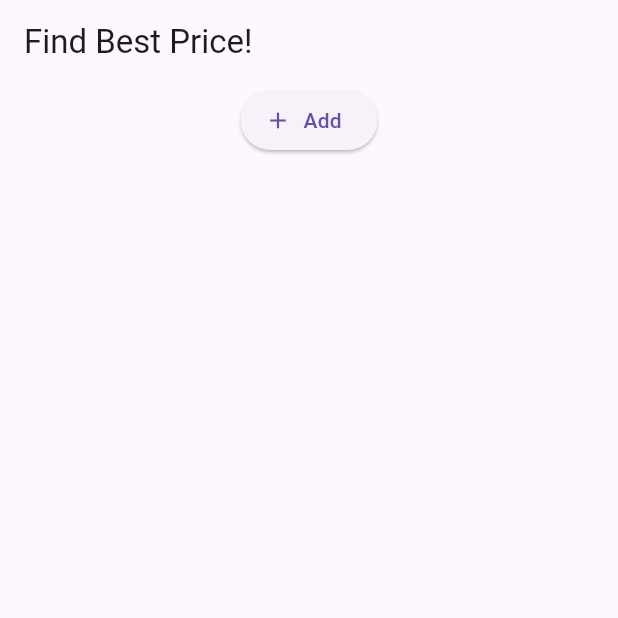
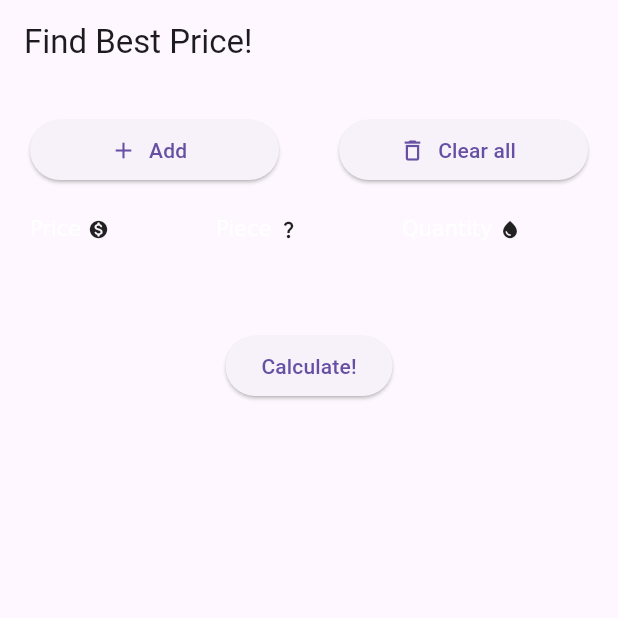
Before and after one commit to tichacode/flutter_best_price_app, a Flutter app: the screen it shows after launch, on a phone screen of 412 x 824 dp, the top half of it. Run offline on Flutter 3.47's test engine with Material 3 defaults, Android fonts, the phone set to English and light mode, and no system bars; our stand-ins replace sqflite, sqflite_common_ffi_web; accounts and stored records are empty.

Commit message:
add clear all button, add result page(test) and main page data header - clear all button: clear all data - calculate button and result page: balnk result page (not done yet) - main page: add data header + padding

```diff
--- a/lib/database_helper.dart
+++ b/lib/database_helper.dart
@@ -1,16 +1,9 @@
 import 'package:sqflite/sqflite.dart';
 import 'package:path/path.dart';
-
+import 'package:flutter/widgets.dart';
 import 'package:flutter/foundation.dart'; // for kIsWeb
-import 'dart:io'; //for Platform
 import 'package:sqflite_common_ffi_web/sqflite_ffi_web.dart'; // for databaseFactoryFfiWeb
-// import 'package:sqflite_common_ffi/sqflite_ffi.dart'; // for databaseFactoryFfi
-
-import 'package:flutter/widgets.dart';
-// import 'package:path/path.dart';
 import 'package:path_provider/path_provider.dart';
-// import 'package:sqflite/sqflite.dart';
-// import 'package:sqflite_common_ffi/sqflite_ffi.dart';
 
 class ProductPrice {
   final int id;
@@ -51,16 +44,6 @@ class DatabaseHelper {
     String pathDb;
     WidgetsFlutterBinding.ensureInitialized();
 
-    // if (kIsWeb) {
-    //   databaseFactory = databaseFactoryFfiWeb;
-    //   pathDb = 'ProductPrice_database.db';
-    // } else {
-    //   // if (Platform.isLinux || Platform.isWindows) {
-    //   //   databaseFactory = databaseFactoryFfi;
-    //   // }
-    //   pathDb = join(await getDatabasesPath(), 'ProductPrice_database.db');
-    // }
-
     if (kIsWeb) {
       databaseFactoryOrNull = databaseFactoryFfiWeb;
       pathDb = 'ProductPrice_database.db';
@@ -70,7 +53,6 @@ class DatabaseHelper {
       pathDb = join(databasesPath.path, 'ProductPrice_database.db');
     }
 
-    // String path = join(await getDatabasesPath(), 'app_database.db');
     return await openDatabase(
       pathDb,
       version: 1,
@@ -83,17 +65,15 @@ class DatabaseHelper {
       '''
       CREATE TABLE product_price (
         id INTEGER PRIMARY KEY,
-        price INTEGER,
+        price DECIMAL(9, 2),
         piece INTEGER,
-        quantity INTEGER,
+        quantity DECIMAL(9, 2),
+        calculate DECIMAL(9, 2)
         note TEXT
       )
       '''
     );
   }
-
-
-
 
 
   Future<List<ProductPrice>> fetchPrice() async {
@@ -141,4 +121,11 @@ class DatabaseHelper {
       whereArgs: [id],
     );
   }
+
+
+  Future<int> deleteAllPrice() async {
+    final db = await database;
+
+    return await db.rawDelete("DELETE FROM product_price");
+  }
 }
--- a/lib/main.dart
+++ b/lib/main.dart
@@ -3,10 +3,10 @@ import 'package:flutter/material.dart';
 import 'package:flutter/services.dart';
 
 void main() {
-  runApp(MyApp());
+  runApp(BestPriceApp());
 }
 
-class MyApp extends StatelessWidget {
+class BestPriceApp extends StatelessWidget {
   @override
   Widget build(BuildContext context) {
     const title = 'Find Best Price!';
@@ -50,9 +50,14 @@ class _MainScreenState extends State<MainScreen> {
   Widget build(BuildContext context) {
     List<Widget> elementList = [];
 
+    // Add and clear all button
+    elementList.add(
+      Row(
+        spacing: 40,
+        children: <Widget>[
           // Add button
-    elementList.add(
-      ElevatedButton.icon(
+          Expanded(
+            child: ElevatedButton.icon(
               icon: const Icon(Icons.add),
               label: const Text('Add'),
               onPressed: () {
@@ -64,21 +69,131 @@ class _MainScreenState extends State<MainScreen> {
                 );
               },
             ),
+          ),
+
+          // Clear all button
+          Expanded(
+            child: ElevatedButton.icon(
+              icon: const Icon(Icons.delete_outline),
+              label: const Text('Clear all'),
+              onPressed: () => showDialog<String>(
+                context: context,
+                builder: (BuildContext context) => AlertDialog(
+                  title: const Text('Delete'),
+                  content: const Text('Clear all data'),
+                  actions: <Widget>[
+                    TextButton(
+                      onPressed: () => Navigator.pop(context),
+                      child: const Text('Cancel'),
+                    ),
+                    TextButton(
+                      onPressed: () async {
+                        await _MainScreenState.dbHelper.deleteAllPrice();
+                        _fetchItems();
+                        if (context.mounted) {
+                          Navigator.pop(context);
+                        }
+                      },
+                      child: const Text('Yes'),
+                    ),
+                  ],
+                ),
+              ),
+            )
+          ),
+        ]
+      )
+    );
+
+
+    // header
+    elementList.add(
+      Row(
+        children: <Widget>[
+          // Add button
+          Expanded(
+            child: RichText(
+              text: TextSpan(
+                children: [
+                  TextSpan(
+                    text: "Price ",
+                  ),
+                  WidgetSpan(
+                    child: Icon(Icons.monetization_on_rounded, size: 14),
+                  ),
+                ],
+              ),
+            )
+          ),
+
+          Expanded(
+            child: RichText(
+              text: TextSpan(
+                children: [
+                  TextSpan(
+                    text: "Piece ",
+                  ),
+                  WidgetSpan(
+                    child: Icon(Icons.question_mark, size: 14),
+                  ),
+                ],
+              ),
+            )
+          ),
+
+          Expanded(
+            child: RichText(
+              text: TextSpan(
+                children: [
+                  TextSpan(
+                    text: "Quantity ",
+                  ),
+                  WidgetSpan(
+                    child: Icon(Icons.water_drop_rounded, size: 14),
+                  ),
+                ],
+              ),
+            )
+          ),
+        ]
+      )
     );
 
     // list items
+    if (items.isEmpty) {
+      elementList.add(const SizedBox(height: 20), );
+    } else {
       for(var i = 0; i < items.length; i++){
           elementList.add(_ItemList(items[i].id, items[i].price, items[i].piece, items[i].quantity, items[i].note, _fetchItems));
       }
+    }
 
-    return SizedBox(
+    elementList.add(
+      ElevatedButton.icon(
+        // icon: const Icon(Icons.add),
+        label: const Text('Calculate!'),
+        onPressed: () {
+          Navigator.push(
+            context,
+            MaterialPageRoute<void>(
+              builder: (context) => ResultScreen(),
+            ),
+          );
+        },
+      ),
+    );
+
+    return Padding(
+      padding: EdgeInsets.all(20.0),
+      child: SizedBox(
           width: double.maxFinite,
           child: Column(
             crossAxisAlignment: CrossAxisAlignment.center,
+            spacing: 20.0,
             children: elementList
             )
+        )
     );
-    // Column(children: items.map((item) => _TestTextList(item.id, item.name, item.age)).toList());
   }
 }
 
@@ -162,15 +277,13 @@ class _InputPrice extends StatefulWidget {
   final int price;
   final int piece;
   final int quantity;
-  final String note;
+  final String? note;
   final Future<void> Function() _fetchItems;
 
-  // _InputPrice({ Key? key, this.id, this.name, this.age }): super(key: key);
   _InputPrice(this.id, this.price, this.piece, this.quantity, this.note, this._fetchItems);
 
   @override
  _InputPriceState createState() => _InputPriceState();
-  // const _InputPrice(this.id, this.name, this.age);
 }
 
 class _InputPriceState extends State<_InputPrice> {
@@ -178,10 +291,10 @@ class _InputPriceState extends State<_InputPrice> {
 
   @override
   Widget build(BuildContext context) {
-    TextEditingController priceController = TextEditingController(text: widget.price != null ? widget.price.toString() : '0');
-    TextEditingController pieceController = TextEditingController(text: widget.piece != null ? widget.piece.toString() : '1');
-    TextEditingController quantityController = TextEditingController(text: widget.quantity != null ? widget.quantity.toString() : '1');
-    TextEditingController noteController = TextEditingController(text: widget.note != null ? widget.note : '');
+    TextEditingController priceController = TextEditingController(text: widget.price.toString());
+    TextEditingController pieceController = TextEditingController(text: widget.piece.toString());
+    TextEditingController quantityController = TextEditingController(text: widget.quantity.toString());
+    TextEditingController noteController = TextEditingController(text: widget.note ?? '');
 
     return Scaffold(
       body: //Container()
@@ -198,7 +311,6 @@ class _InputPriceState extends State<_InputPrice> {
               decoration: const InputDecoration(
                 hintText: 'Please write a name',
               ),
-              // initialValue: widget.name, //"Test"
               validator: (value) {
                   if (value == null || value.isEmpty) {
                       return 'Enter valid data';
@@ -214,7 +326,6 @@ class _InputPriceState extends State<_InputPrice> {
               decoration: const InputDecoration(
                 hintText: 'Please write a piece',
               ),
-              // initialValue: widget.age != null ? 'widget.age.toString()' : '',
               inputFormatters: <TextInputFormatter>[
                     FilteringTextInputFormatter.digitsOnly
                   ],
@@ -233,7 +344,6 @@ class _InputPriceState extends State<_InputPrice> {
               decoration: const InputDecoration(
                 hintText: 'Please write a quantity',
               ),
-              // initialValue: widget.age != null ? 'widget.age.toString()' : '',
               inputFormatters: <TextInputFormatter>[
                     FilteringTextInputFormatter.digitsOnly
                   ],
@@ -287,3 +397,29 @@ class _InputPriceState extends State<_InputPrice> {
     );
   }
 }
+
+
+class ResultScreen extends StatelessWidget {
+  // final int? id;
+  // final String? name;
+  // final int? age;
+
+  // const ResultScreen(this.id, this.name, this.age);
+  const ResultScreen();
+
+  @override
+  Widget build(BuildContext context) {
+    return Scaffold(
+      appBar: AppBar(title: Text('Result screen (test)')),
+      body:
+      Center(
+        child: ElevatedButton(
+          onPressed: () {
+            Navigator.pop(context);
+          },
+          child: const Text('Go back!'),
+        ),
+      ),
+    );
+  }
+}
```
Also changed, not shown: 1 other file. Lines whose indentation alone changed are shown as unchanged.
